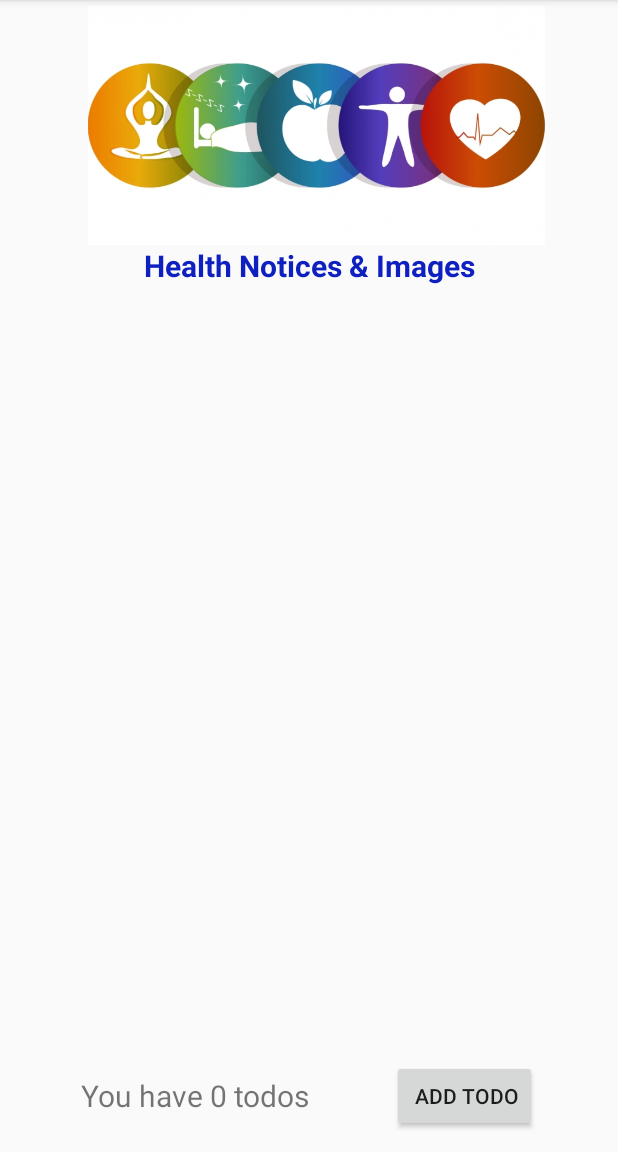
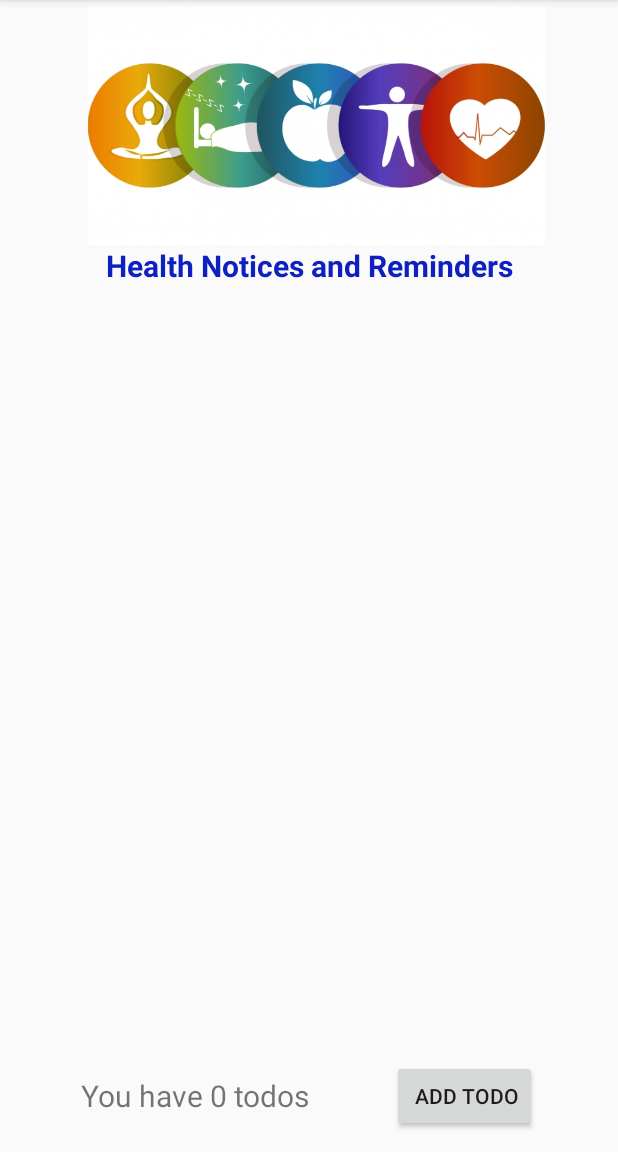
Before and after one commit to VenuraHapugala/EaseAssistantApp, an Android app: the screen it shows after launch (MainActivityHealth), on a phone screen of 412 x 824 dp, the part 84-1236 px from its top. Run offline under Robolectric (Android 15) with nearby library versions, the phone set to English and light mode, and no system bars.

Commit message:
Commit of Health Notices page string value changes with strings.xml-venura

```diff
--- a/app/src/main/res/layout/activity_main_health.xml
+++ b/app/src/main/res/layout/activity_main_health.xml
@@ -21,7 +21,7 @@
         android:id="@+id/textView7"
         android:layout_width="wrap_content"
         android:layout_height="wrap_content"
-        android:text="@string/lbl_6"
+        android:text="@string/lbl_6new"
         android:textColor="#0F20C1"
         android:textSize="20sp"
         android:textStyle="bold"
--- a/app/src/main/res/values/strings.xml
+++ b/app/src/main/res/values/strings.xml
@@ -46,6 +46,9 @@
     <string name="tot_btn">CALCULATE</string>
     <string name="update_btn">UPDATE</string>
     <string name="upd_txt">Update a list</string>
+    <string name="bmiweight">kg</string>
+    <string name="bmiHeight">cm</string>
+    <string name="lbl_6new"> Health Notices and Reminders </string>
 
 
     <!--tharindu's part -->
@@ -59,8 +62,7 @@
     <string name="buttonSave">SAVE</string>
     <string name="popdelete">Delete</string>
     <string name="cancelDelete">Cancel</string>
-    <string name="bmiweight">kg</string>
-    <string name="bmiHeight">cm</string>
+
 
 
 </resources>
```
